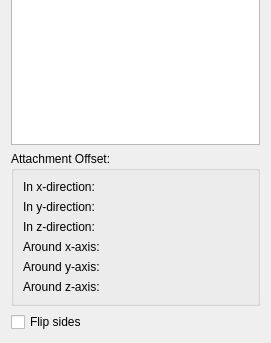
berndhahnebach/All_FreeCAD, file src/Mod/Part/Gui/TaskAttacher.ui: the form before one commit; both pictures show x 0 to 271 and y 261 to 604 of the 271 by 604 pixel window.
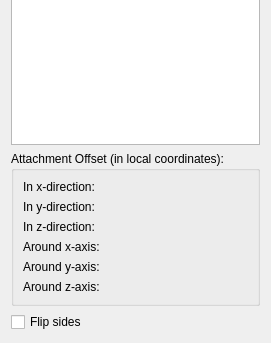
The form after the commit. Custom widgets are drawn as their Qt base class.

Commit message: make clear that is is the local coordinate system

Diff of the .ui file:
```diff
--- a/src/Mod/Part/Gui/TaskAttacher.ui
+++ b/src/Mod/Part/Gui/TaskAttacher.ui
@@ -121,7 +121,7 @@
       <string/>
      </property>
      <property name="title">
-      <string>Attachment Offset:</string>
+      <string>Attachment Offset (in local coordinates):</string>
      </property>
      <layout class="QGridLayout" name="gridLayout">
       <item row="1" column="0">
```
The commit also changes 4 other files.
